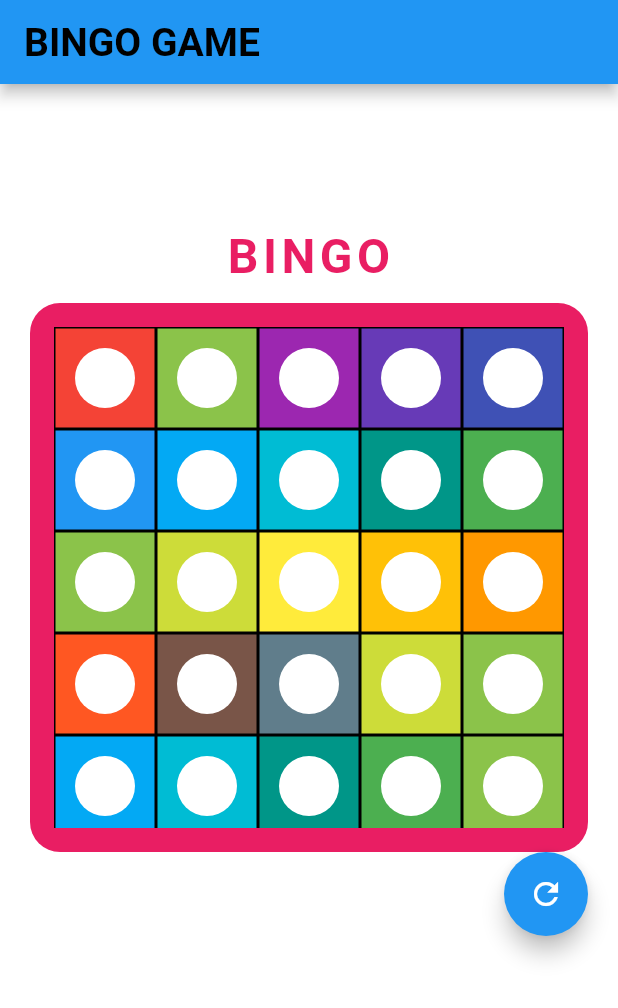
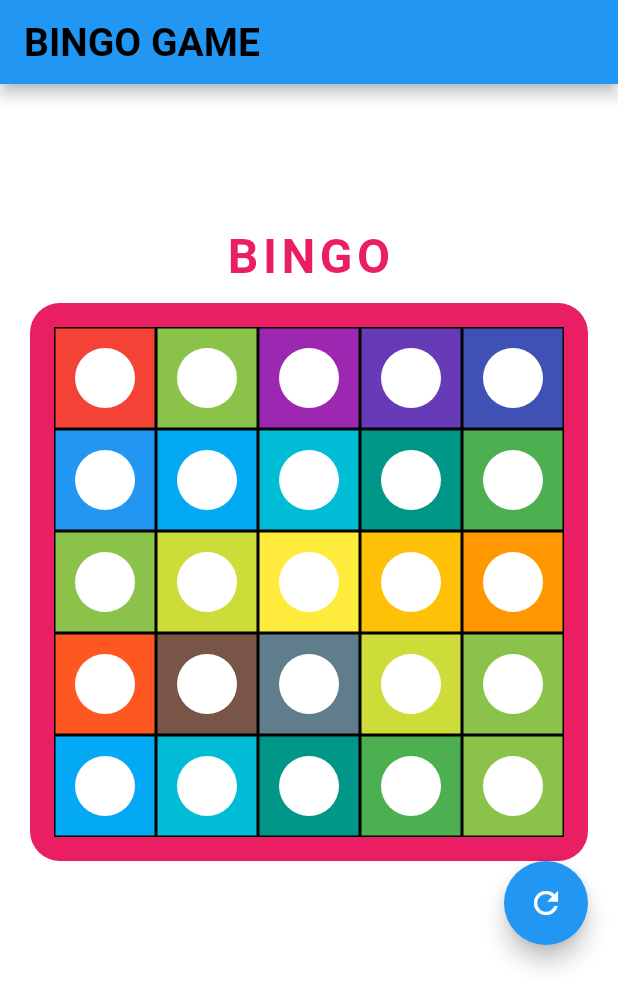
Before and after one commit to VishnuNV-msil/bingo_app2, a Flutter app: the screen it shows after launch, on a phone screen of 412 x 824 dp. Shown: the top 1008 px of the screen. Run offline on Flutter 3.47's test engine with Material 2 defaults, Android fonts, the phone set to English and light mode, and no system bars; our stand-ins replace bloc, flutter_bloc.

Commit message:
removed unwanted widget

```diff
--- a/lib/screen/BingoScreen.dart
+++ b/lib/screen/BingoScreen.dart
@@ -65,8 +65,7 @@ class _BingoTableState extends State<BingoTable> {
           )),
           BlocBuilder<BingoBloc, BingoState>(
             builder: (context, state) {
-              return Flexible(
-                child: Container(
+              return Container(
                 alignment: Alignment.center,
                 height: MediaQuery.of(context).size.width - 40,
                 width: MediaQuery.of(context).size.width - 10,
@@ -101,7 +100,7 @@ class _BingoTableState extends State<BingoTable> {
                               index: index,
                             );
                           }),
-                      )),
+                    ),
                   ),
               );
             },
@@ -111,7 +110,8 @@ class _BingoTableState extends State<BingoTable> {
               child: const Icon(Icons.refresh),
               onPressed: () {
                 bingoBloc.add(BingoRefreshEvent());
-              }),
+              },
+            ),
         ],
       ),
     );
```
Lines whose indentation alone changed are shown as unchanged.
